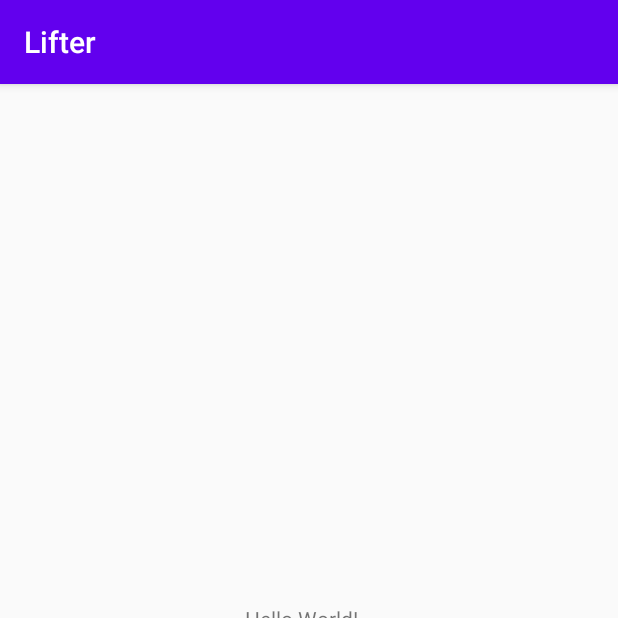
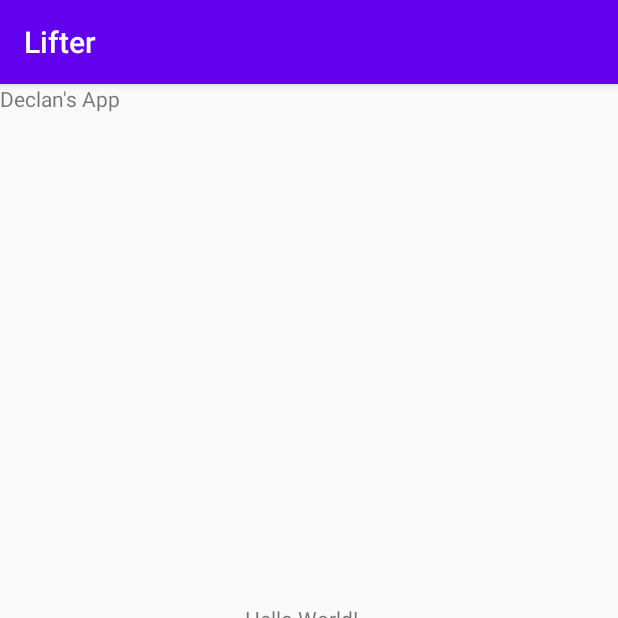
Before and after one commit to DeclanSweeney/lifter_inc, an Android app: the screen it shows after launch (MainActivity), on a phone screen of 412 x 824 dp, the top half of it. Run offline under Robolectric (Android 15) with nearby library versions, the phone set to English and light mode, and no system bars.

Commit message:
test git pull 2

```diff
--- a/Lifter/app/src/main/res/layout/activity_main.xml
+++ b/Lifter/app/src/main/res/layout/activity_main.xml
@@ -42,4 +42,12 @@
         app:layout_constraintTop_toTopOf="parent"
         app:layout_constraintVertical_bias="0.976" />
 
+    <TextView
+        android:id="@+id/textView2"
+        android:layout_width="wrap_content"
+        android:layout_height="wrap_content"
+        android:text="Declan's App"
+        tools:layout_editor_absoluteX="183dp"
+        tools:layout_editor_absoluteY="73dp" />
+
 </androidx.constraintlayout.widget.ConstraintLayout>
```
